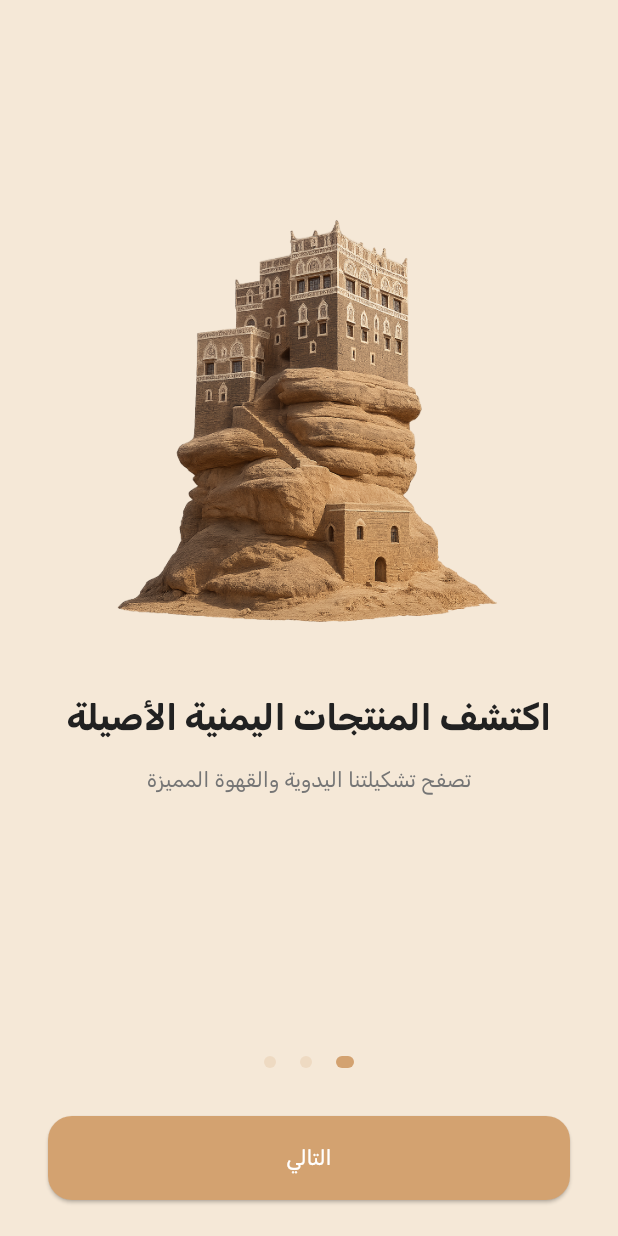
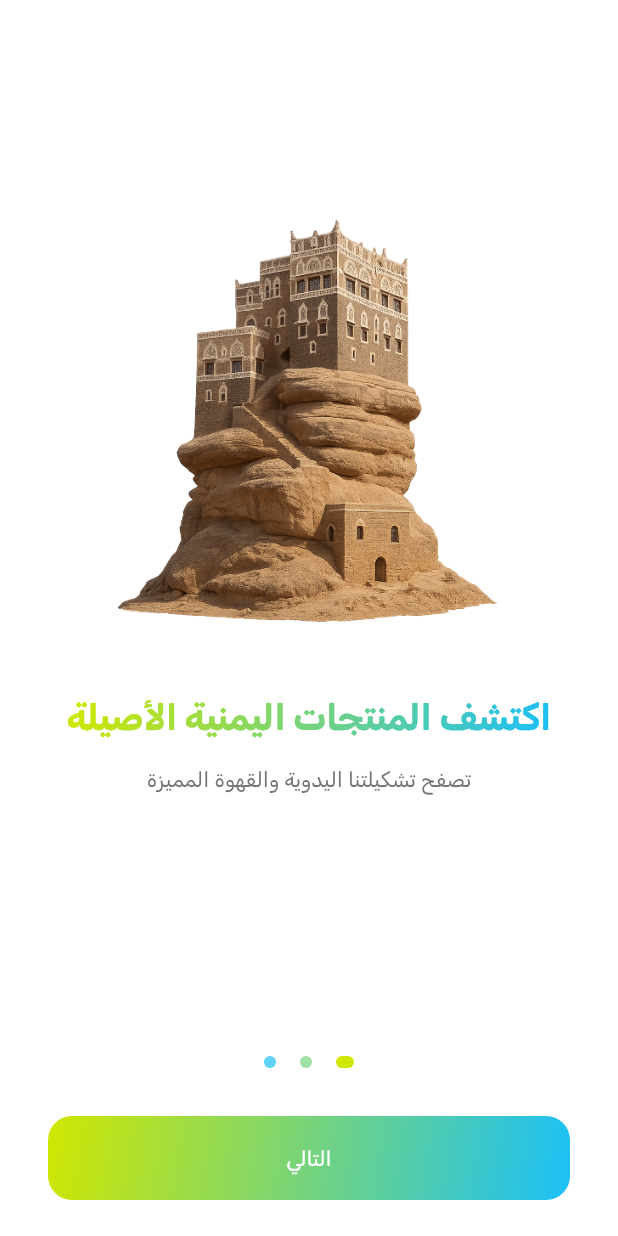
Before and after one commit to cloudy335/yemenshop, a Flutter app: the screen it shows after launch, on a phone screen of 412 x 824 dp. Run offline on Flutter 3.47's test engine with Material 3 defaults, Android fonts, the phone set to English and light mode, and no system bars; our stand-ins replace geocoding, google_maps_flutter, hugeicons, location.

Commit message:
Updated lib directory

```diff
--- a/lib/core/theme/app_button.dart
+++ b/lib/core/theme/app_button.dart
@@ -1,20 +1,20 @@
-// lib/core/theme/app_button.dart
 import 'dart:io' show Platform;
 import 'package:flutter/cupertino.dart';
 import 'package:flutter/material.dart';
 import 'design_system.dart';
 
-/// Platform-aware button using your primary color and Rubik font.
 class AppButton extends StatelessWidget {
   final String label;
   final VoidCallback onPressed;
   final Color? backgroundColor;
+  final LinearGradient? gradient;
 
   const AppButton({
     Key? key,
     required this.label,
     required this.onPressed,
-    this.backgroundColor, // Optional parameter
+    this.backgroundColor, // للحالات الخاصة
+    this.gradient, // في حال أردت تمرير تدرج مخصص
   }) : super(key: key);
 
   @override
@@ -22,48 +22,36 @@ class AppButton extends StatelessWidget {
     final TextStyle textStyle = TextStyle(
       fontFamily: 'Rubik',
       color: AppColors.textOnPrimary,
-      fontWeight: Platform.isIOS ? FontWeight.w400 : FontWeight.w400,
+      fontWeight: FontWeight.w400,
       fontSize: Platform.isIOS ? 15 : 14,
     );
 
-    final Color buttonColor = backgroundColor ?? AppColors.primary;
+    final LinearGradient buttonGradient = gradient ?? AppColors.primaryGradient;
 
-    if (Platform.isIOS) {
+    // تصميم الزر بالتدرج بشكل يدوي (أندرويد وiOS)
     return SizedBox(
-        height: 44,
+      height: Platform.isIOS ? 44 : 56,
       width: double.infinity,
-        child: CupertinoButton(
-          padding: const EdgeInsets.symmetric(horizontal: AppSpacing.md),
-          borderRadius:
-              BorderRadius.circular(AppRadius.normal), // Adjusted radius
-          color: buttonColor,
-          onPressed: onPressed,
+      child: DecoratedBox(
+        decoration: BoxDecoration(
+          gradient: buttonGradient,
+          borderRadius: BorderRadius.circular(AppRadius.normal),
+        ),
+        child: Material(
+          color: Colors.transparent,
+          borderRadius: BorderRadius.circular(AppRadius.normal),
+          child: InkWell(
+            borderRadius: BorderRadius.circular(AppRadius.normal),
+            onTap: onPressed,
+            child: Center(
               child: Text(
                 label,
                 style: textStyle,
               ),
             ),
-      );
-    } else {
-      return SizedBox(
-        height: 56,
-        width: double.infinity,
-        child: ElevatedButton(
-          style: ElevatedButton.styleFrom(
-            backgroundColor: buttonColor,
-            foregroundColor: AppColors.textOnPrimary,
-            minimumSize: const Size(double.infinity, 48),
-            padding: const EdgeInsets.symmetric(horizontal: AppSpacing.md),
-            shape: RoundedRectangleBorder(
-              borderRadius:
-                  BorderRadius.circular(AppRadius.normal), // Adjusted radius
           ),
-            textStyle: textStyle,
         ),
-          onPressed: onPressed,
-          child: Text(label),
       ),
     );
   }
 }
-}
--- a/lib/features/authentication/presentation/pages/introduction.dart
+++ b/lib/features/authentication/presentation/pages/introduction.dart
@@ -60,7 +60,7 @@ class _OnboardingScreenState extends State<OnboardingScreen> {
     return Directionality(
       textDirection: TextDirection.rtl,
       child: Scaffold(
-        backgroundColor: AppColors.background,
+        backgroundColor: AppColors.surface,
         body: SafeArea(
           child: Column(
             children: [
@@ -81,13 +81,10 @@ class _OnboardingScreenState extends State<OnboardingScreen> {
                       child: Column(
                         mainAxisAlignment: MainAxisAlignment.center,
                         children: [
-                          Container(
+                          // الصورة بدون حاوية ملونة
+                          SizedBox(
                             width: 290,
                             height: 290,
-                            decoration: BoxDecoration(
-                              borderRadius: BorderRadius.circular(20),
-                              color: AppColors.background,
-                            ),
                             child: ClipRRect(
                               borderRadius: BorderRadius.circular(20),
                               child: Image.asset(
@@ -104,13 +101,22 @@ class _OnboardingScreenState extends State<OnboardingScreen> {
                             ),
                           ),
                           const SizedBox(height: AppSpacing.xl),
-                          Text(
+                          // عنوان متدرج اللون
+                          ShaderMask(
+                            shaderCallback: (bounds) {
+                              return AppColors.primaryGradient.createShader(
+                                Rect.fromLTWH(
+                                    0, 0, bounds.width, bounds.height),
+                              );
+                            },
+                            child: Text(
                               slide.title,
                               style: AppTextStyles.h1.copyWith(
-                              color: AppColors.textPrimary,
+                                color: Colors.white, // ضروري للتدرج
                                 fontSize: 24,
                               ),
                               textAlign: TextAlign.center,
+                            ),
                           ),
                           const SizedBox(height: AppSpacing.md),
                           Padding(
@@ -131,14 +137,18 @@ class _OnboardingScreenState extends State<OnboardingScreen> {
                 ),
               ),
               const SizedBox(height: AppSpacing.xl),
-              Directionality(
-                textDirection: TextDirection.rtl,
-                child: Row(
+              // نقاط PageView بالتدرج
+              Row(
                 mainAxisAlignment: MainAxisAlignment.center,
                 children: List.generate(_data.length, (i) {
                   final distance = (i - _currentPageValue).abs();
                   final scale = 1.0 - distance.clamp(0.0, 1.0);
-
+                  final colors = AppColors.primaryGradient.colors;
+                  final color = Color.lerp(
+                    colors.first,
+                    colors.last,
+                    i / (_data.length - 1),
+                  )!;
                   return AnimatedContainer(
                     duration: const Duration(milliseconds: 300),
                     margin:
@@ -146,16 +156,11 @@ class _OnboardingScreenState extends State<OnboardingScreen> {
                     width: 8.0 + 4.0 * scale,
                     height: AppSpacing.sm,
                     decoration: BoxDecoration(
-                        color: Color.lerp(
-                          AppColors.primary.withOpacity(0.2),
-                          AppColors.primary,
-                          scale,
-                        ),
+                      color: color.withOpacity(0.7 + 0.3 * scale),
                       borderRadius: BorderRadius.circular(10),
                     ),
                   );
                 }),
-                ),
               ),
               const SizedBox(height: AppSpacing.xl),
               Padding(
@@ -169,7 +174,6 @@ class _OnboardingScreenState extends State<OnboardingScreen> {
                             curve: Curves.easeInOut,
                           )
                       : _goHome,
-                  backgroundColor: AppColors.primary,
                 ),
               ),
               const SizedBox(height: AppSpacing.lg),
--- a/lib/features/authentication/presentation/pages/splash_page.dart
+++ b/lib/features/authentication/presentation/pages/splash_page.dart
@@ -56,7 +56,7 @@ class _YemenShopSplashScreenState extends State<YemenShopSplashScreen>
     return Directionality(
       textDirection: TextDirection.rtl,
       child: Scaffold(
-        backgroundColor: AppColors.background,
+        backgroundColor: AppColors.surface,
         body: Center(
           child: FadeTransition(
             opacity: _fadeAnimation,
@@ -81,7 +81,7 @@ class _YemenShopSplashScreenState extends State<YemenShopSplashScreen>
                 Text(
                   'المتجر اليمني',
                   style: AppTextStyles.h2.copyWith(
-                    color: AppColors.primary,
+                    color: AppColors.secondary,
                     fontWeight: FontWeight.w300,
                   ),
                 ),
```
Also changed, not shown: lib/features/authentication/presentation/pages/favorites_screen.dart (+105 -79 lines), lib/features/authentication/presentation/pages/home_screen_page.dart (+8 -9 lines). Lines whose indentation alone changed are shown as unchanged.
